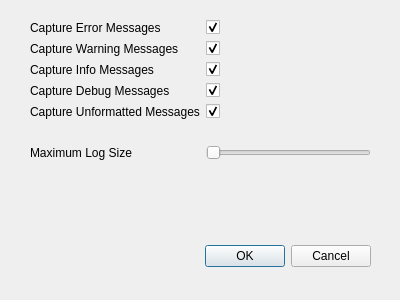
Above: src/yarplogger-qt/advanced_dialog.ui from robotology/yarp before the change. Below: the same form after it.
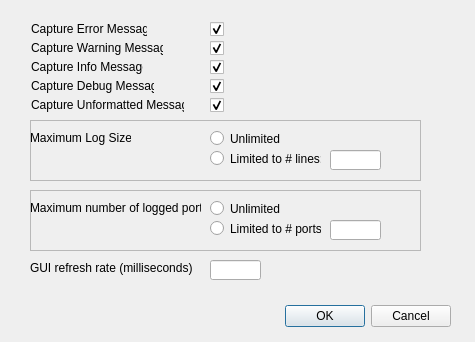
That is the form after the change.

Commit message: new layout, added log limits in advanced options, still work in progress

What changed in the file:
```diff
--- a/src/yarplogger-qt/advanced_dialog.ui
+++ b/src/yarplogger-qt/advanced_dialog.ui
@@ -9,8 +9,8 @@
    <rect>
     <x>0</x>
     <y>0</y>
-    <width>400</width>
-    <height>300</height>
+    <width>475</width>
+    <height>342</height>
    </rect>
   </property>
   <property name="windowTitle">
@@ -19,8 +19,8 @@
   <widget class="QDialogButtonBox" name="buttonBox">
    <property name="geometry">
     <rect>
-     <x>30</x>
-     <y>240</y>
+     <x>110</x>
+     <y>300</y>
      <width>341</width>
      <height>32</height>
     </rect>
@@ -32,28 +32,37 @@
     <set>QDialogButtonBox::Cancel|QDialogButtonBox::Ok</set>
    </property>
   </widget>
-  <widget class="QWidget" name="formLayoutWidget">
+  <widget class="QFrame" name="formFrame">
    <property name="geometry">
     <rect>
      <x>30</x>
      <y>20</y>
-     <width>341</width>
-     <height>201</height>
+     <width>421</width>
+     <height>271</height>
     </rect>
    </property>
-   <layout class="QFormLayout" name="formLayout">
-    <property name="fieldGrowthPolicy">
-     <enum>QFormLayout::AllNonFixedFieldsGrow</enum>
-    </property>
-    <item row="0" column="0">
      <widget class="QLabel" name="label_4">
+    <property name="geometry">
+     <rect>
+      <x>1</x>
+      <y>1</y>
+      <width>116</width>
+      <height>16</height>
+     </rect>
+    </property>
       <property name="text">
        <string>Capture Error Messages</string>
       </property>
      </widget>
-    </item>
-    <item row="0" column="1">
      <widget class="QCheckBox" name="cap_error">
+    <property name="geometry">
+     <rect>
+      <x>180</x>
+      <y>1</y>
+      <width>16</width>
+      <height>16</height>
+     </rect>
+    </property>
       <property name="layoutDirection">
        <enum>Qt::LeftToRight</enum>
       </property>
@@ -64,16 +73,28 @@
        <bool>true</bool>
       </property>
      </widget>
-    </item>
-    <item row="1" column="0">
      <widget class="QLabel" name="label_5">
+    <property name="geometry">
+     <rect>
+      <x>1</x>
+      <y>20</y>
+      <width>132</width>
+      <height>16</height>
+     </rect>
+    </property>
       <property name="text">
        <string>Capture Warning Messages</string>
       </property>
      </widget>
-    </item>
-    <item row="1" column="1">
      <widget class="QCheckBox" name="cap_warning">
+    <property name="geometry">
+     <rect>
+      <x>180</x>
+      <y>20</y>
+      <width>16</width>
+      <height>16</height>
+     </rect>
+    </property>
       <property name="layoutDirection">
        <enum>Qt::LeftToRight</enum>
       </property>
@@ -84,16 +105,28 @@
        <bool>true</bool>
       </property>
      </widget>
-    </item>
-    <item row="2" column="0">
      <widget class="QLabel" name="label_6">
+    <property name="geometry">
+     <rect>
+      <x>1</x>
+      <y>39</y>
+      <width>112</width>
+      <height>16</height>
+     </rect>
+    </property>
       <property name="text">
        <string>Capture Info Messages</string>
       </property>
      </widget>
-    </item>
-    <item row="2" column="1">
      <widget class="QCheckBox" name="cap_info">
+    <property name="geometry">
+     <rect>
+      <x>180</x>
+      <y>39</y>
+      <width>16</width>
+      <height>16</height>
+     </rect>
+    </property>
       <property name="layoutDirection">
        <enum>Qt::LeftToRight</enum>
       </property>
@@ -104,16 +137,28 @@
        <bool>true</bool>
       </property>
      </widget>
-    </item>
-    <item row="3" column="0">
      <widget class="QLabel" name="label_7">
+    <property name="geometry">
+     <rect>
+      <x>1</x>
+      <y>58</y>
+      <width>123</width>
+      <height>16</height>
+     </rect>
+    </property>
       <property name="text">
        <string>Capture Debug Messages</string>
       </property>
      </widget>
-    </item>
-    <item row="3" column="1">
      <widget class="QCheckBox" name="cap_debug">
+    <property name="geometry">
+     <rect>
+      <x>180</x>
+      <y>58</y>
+      <width>16</width>
+      <height>16</height>
+     </rect>
+    </property>
       <property name="layoutDirection">
        <enum>Qt::LeftToRight</enum>
       </property>
@@ -124,16 +169,28 @@
        <bool>true</bool>
       </property>
      </widget>
-    </item>
-    <item row="4" column="0">
      <widget class="QLabel" name="label_8">
+    <property name="geometry">
+     <rect>
+      <x>1</x>
+      <y>77</y>
+      <width>153</width>
+      <height>16</height>
+     </rect>
+    </property>
       <property name="text">
        <string>Capture Unformatted Messages</string>
       </property>
      </widget>
-    </item>
-    <item row="4" column="1">
      <widget class="QCheckBox" name="cap_unformatted">
+    <property name="geometry">
+     <rect>
+      <x>180</x>
+      <y>77</y>
+      <width>16</width>
+      <height>16</height>
+     </rect>
+    </property>
       <property name="layoutDirection">
        <enum>Qt::LeftToRight</enum>
       </property>
@@ -144,29 +201,187 @@
        <bool>true</bool>
       </property>
      </widget>
-    </item>
-    <item row="5" column="0">
      <widget class="QLabel" name="label_2">
+    <property name="geometry">
+     <rect>
+      <x>1</x>
+      <y>96</y>
+      <width>16</width>
+      <height>16</height>
+     </rect>
+    </property>
       <property name="text">
        <string/>
       </property>
      </widget>
-    </item>
-    <item row="6" column="0">
+   <widget class="QFrame" name="frame">
+    <property name="geometry">
+     <rect>
+      <x>0</x>
+      <y>100</y>
+      <width>391</width>
+      <height>61</height>
+     </rect>
+    </property>
+    <property name="frameShape">
+     <enum>QFrame::StyledPanel</enum>
+    </property>
+    <property name="frameShadow">
+     <enum>QFrame::Raised</enum>
+    </property>
+    <widget class="QRadioButton" name="radio_log_unlimited">
+     <property name="geometry">
+      <rect>
+       <x>180</x>
+       <y>10</y>
+       <width>82</width>
+       <height>17</height>
+      </rect>
+     </property>
+     <property name="text">
+      <string>Unlimited</string>
+     </property>
+    </widget>
+    <widget class="QRadioButton" name="radio_log_limited">
+     <property name="geometry">
+      <rect>
+       <x>180</x>
+       <y>30</y>
+       <width>111</width>
+       <height>17</height>
+      </rect>
+     </property>
+     <property name="text">
+      <string>Limited to # lines:</string>
+     </property>
+    </widget>
+    <widget class="QLineEdit" name="log_max_size">
+     <property name="geometry">
+      <rect>
+       <x>300</x>
+       <y>30</y>
+       <width>51</width>
+       <height>20</height>
+      </rect>
+     </property>
+    </widget>
      <widget class="QLabel" name="label_3">
+     <property name="geometry">
+      <rect>
+       <x>0</x>
+       <y>10</y>
+       <width>101</width>
+       <height>16</height>
+      </rect>
+     </property>
       <property name="text">
-       <string>Maximum Log Size</string>
-      </property>
-     </widget>
-    </item>
-    <item row="6" column="1">
-     <widget class="QSlider" name="horizontalSlider">
-      <property name="orientation">
-       <enum>Qt::Horizontal</enum>
-      </property>
-     </widget>
-    </item>
-   </layout>
+      <string>Maximum Log Size:</string>
+     </property>
+    </widget>
+   </widget>
+   <widget class="QFrame" name="frame_2">
+    <property name="geometry">
+     <rect>
+      <x>0</x>
+      <y>170</y>
+      <width>391</width>
+      <height>61</height>
+     </rect>
+    </property>
+    <property name="frameShape">
+     <enum>QFrame::StyledPanel</enum>
+    </property>
+    <property name="frameShadow">
+     <enum>QFrame::Raised</enum>
+    </property>
+    <widget class="QLabel" name="label_9">
+     <property name="geometry">
+      <rect>
+       <x>0</x>
+       <y>10</y>
+       <width>171</width>
+       <height>16</height>
+      </rect>
+     </property>
+     <property name="text">
+      <string>Maximum number of logged ports:</string>
+     </property>
+    </widget>
+    <widget class="QLineEdit" name="ports_max_size">
+     <property name="geometry">
+      <rect>
+       <x>300</x>
+       <y>30</y>
+       <width>51</width>
+       <height>20</height>
+      </rect>
+     </property>
+    </widget>
+    <widget class="QRadioButton" name="radio_ports_limited">
+     <property name="geometry">
+      <rect>
+       <x>180</x>
+       <y>30</y>
+       <width>111</width>
+       <height>17</height>
+      </rect>
+     </property>
+     <property name="text">
+      <string>Limited to # ports:</string>
+     </property>
+    </widget>
+    <widget class="QRadioButton" name="radio_ports_unlimited">
+     <property name="geometry">
+      <rect>
+       <x>180</x>
+       <y>10</y>
+       <width>82</width>
+       <height>17</height>
+      </rect>
+     </property>
+     <property name="text">
+      <string>Unlimited</string>
+     </property>
+    </widget>
+   </widget>
+   <widget class="QLabel" name="label_10">
+    <property name="geometry">
+     <rect>
+      <x>0</x>
+      <y>240</y>
+      <width>171</width>
+      <height>16</height>
+     </rect>
+    </property>
+    <property name="text">
+     <string>GUI refresh rate (milliseconds)</string>
+    </property>
+   </widget>
+   <widget class="QLineEdit" name="refresh_rate">
+    <property name="geometry">
+     <rect>
+      <x>180</x>
+      <y>240</y>
+      <width>51</width>
+      <height>20</height>
+     </rect>
+    </property>
+   </widget>
+   <zorder>frame_2</zorder>
+   <zorder>frame</zorder>
+   <zorder>label_4</zorder>
+   <zorder>cap_error</zorder>
+   <zorder>label_5</zorder>
+   <zorder>cap_warning</zorder>
+   <zorder>label_6</zorder>
+   <zorder>cap_info</zorder>
+   <zorder>label_7</zorder>
+   <zorder>cap_debug</zorder>
+   <zorder>label_8</zorder>
+   <zorder>cap_unformatted</zorder>
+   <zorder>label_2</zorder>
+   <zorder>label_10</zorder>
+   <zorder>refresh_rate</zorder>
   </widget>
  </widget>
  <resources/>
```
Lines whose indentation alone changed are shown as unchanged. The commit also changes 8 other files.
